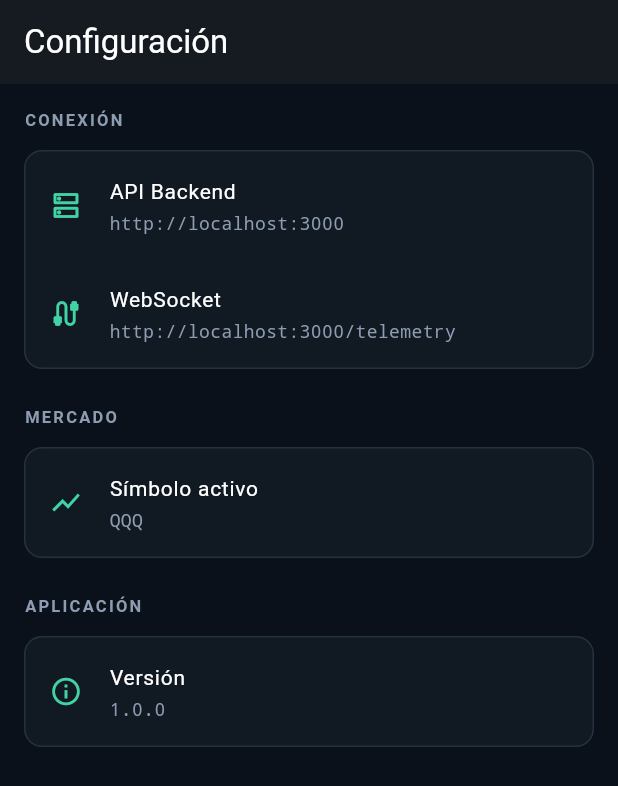
After one commit to danrtx/RiTech-SAS, a Flutter app: the SettingsScreen screen opened by its route, on a phone screen of 412 x 824 dp. The commit adds this screen. Shown: the top 786 px of the screen. Run offline on Flutter 3.47's test engine with Material 3 defaults, Android fonts, the phone set to English and light mode, and no system bars; our stand-ins replace dio, flutter_riverpod, go_router, socket_io_client; network calls fail.

Commit message:
feat(frontend): configurar entorno, navegación base y tests de estado
- Reforzar analysis_options.yaml con reglas estrictas de linter
- Agregar pre-commit hook para validación de backend, Flutter y ATR
- Crear pantallas de Settings y Alertas con Riverpod
- Añadir rutas /alerts y /settings al GoRouter
- Implementar tests unitarios para TelemetryState y AppRouter

```diff
--- /dev/null
+++ b/frontend_mobile/lib/features/settings/presentation/screens/settings_screen.dart
@@ -0,0 +1,96 @@
+import 'package:flutter/material.dart';
+import 'package:flutter_riverpod/flutter_riverpod.dart';
+import '../../../../core/config/app_config.dart';
+
+class SettingsScreen extends ConsumerWidget {
+  const SettingsScreen({super.key});
+
+  @override
+  Widget build(BuildContext context, WidgetRef ref) {
+    return Scaffold(
+      appBar: AppBar(
+        title: const Text('Configuración'),
+        backgroundColor: const Color(0xFF161B22),
+      ),
+      backgroundColor: const Color(0xFF0B111A),
+      body: ListView(
+        padding: const EdgeInsets.all(16),
+        children: [
+          _section('Conexión', [
+            _tile(
+              icon: Icons.dns_outlined,
+              title: 'API Backend',
+              subtitle: AppConfig.apiBaseUrl,
+            ),
+            _tile(
+              icon: Icons.cable,
+              title: 'WebSocket',
+              subtitle: AppConfig.wsBaseUrl,
+            ),
+          ]),
+          const SizedBox(height: 24),
+          _section('Mercado', [
+            _tile(
+              icon: Icons.show_chart,
+              title: 'Símbolo activo',
+              subtitle: AppConfig.marketSymbol,
+            ),
+          ]),
+          const SizedBox(height: 24),
+          _section('Aplicación', [
+            _tile(
+              icon: Icons.info_outline,
+              title: 'Versión',
+              subtitle: '1.0.0',
+            ),
+          ]),
+        ],
+      ),
+    );
+  }
+
+  Widget _section(String title, List<Widget> children) {
+    return Column(
+      crossAxisAlignment: CrossAxisAlignment.start,
+      children: [
+        Text(
+          title.toUpperCase(),
+          style: const TextStyle(
+            color: Color(0xFF8D9CB1),
+            fontSize: 11,
+            letterSpacing: 1.5,
+            fontWeight: FontWeight.w600,
+          ),
+        ),
+        const SizedBox(height: 12),
+        Container(
+          decoration: BoxDecoration(
+            color: const Color(0xFF111923),
+            border: Border.all(color: const Color(0xFF253141)),
+            borderRadius: BorderRadius.circular(12),
+          ),
+          child: Column(children: children),
+        ),
+      ],
+    );
+  }
+
+  Widget _tile({
+    required IconData icon,
+    required String title,
+    required String subtitle,
+  }) {
+    return ListTile(
+      leading: Icon(icon, color: const Color(0xFF42D3A5), size: 22),
+      title: Text(title, style: const TextStyle(fontSize: 14)),
+      subtitle: Text(
+        subtitle,
+        style: const TextStyle(
+          color: Color(0xFF8D9CB1),
+          fontSize: 12,
+          fontFamily: 'monospace',
+        ),
+      ),
+    );
+  }
+}
```
Also changed, not shown: frontend_mobile/analysis_options.yaml (+50 -0 lines), frontend_mobile/lib/core/router/app_router.dart (+12 -0 lines), frontend_mobile/lib/features/alerts/presentation/screens/alerts_screen.dart (added, +47 -0 lines), 3 other files.
